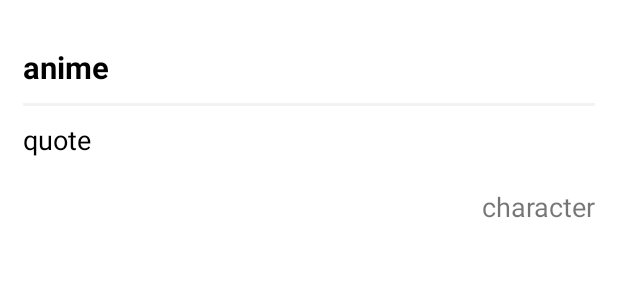
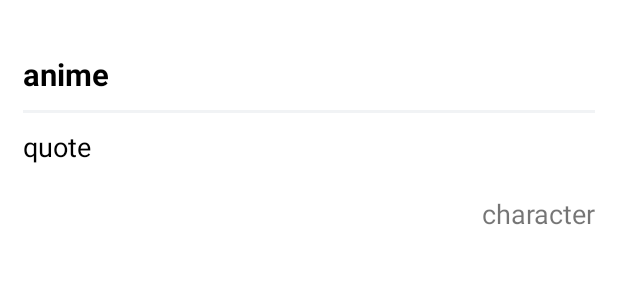
Before and after one commit to Artemis-CtrlAltDel/Aniquotia, an Android app: the layout card_quote_details.xml on its own in the app's theme, with its tools: preview values and no code run, on a phone screen of 412 x 824 dp. Shown: the top 300 px of the screen. Run offline under Robolectric (Android 15) with nearby library versions, the phone set to English and light mode, and no system bars.

Commit message:
tiny fixes

```diff
--- a/app/src/main/java/com/example/cmo/data/network/AnimeQuotesApiService.kt
+++ b/app/src/main/java/com/example/cmo/data/network/AnimeQuotesApiService.kt
@@ -27,12 +27,12 @@ interface AnimeQuotesApiService {
     @GET("random")
     fun getRandomQuote(): Observable<AnimeQuoteApiResponse>
 
-    @GET("quotes/character")
+    @GET("random/character")
     fun getRandomQuoteByCharacter(
         @Query("name") name: String
     ): Observable<AnimeQuoteApiResponse>
 
-    @GET("quotes/anime")
+    @GET("random/anime")
     fun getRandomQuoteByAnime(
         @Query("title") title: String
     ): Observable<AnimeQuoteApiResponse>
--- a/app/src/main/res/layout/card_quote_details.xml
+++ b/app/src/main/res/layout/card_quote_details.xml
@@ -1,64 +1,66 @@
 <?xml version="1.0" encoding="utf-8"?>
 <androidx.constraintlayout.widget.ConstraintLayout xmlns:android="http://schemas.android.com/apk/res/android"
+    xmlns:app="http://schemas.android.com/apk/res-auto"
     android:layout_width="match_parent"
-    android:layout_height="wrap_content"
-    xmlns:app="http://schemas.android.com/apk/res-auto">
+    android:layout_height="wrap_content">
 
     <androidx.cardview.widget.CardView
-        app:layout_constraintTop_toTopOf="parent"
         android:layout_width="match_parent"
         android:layout_height="wrap_content"
         android:layout_marginTop="15dp"
-        app:cardCornerRadius="@dimen/_5sdp"
+        app:cardBackgroundColor="?attr/colorOnContainer"
+        app:cardCornerRadius="@dimen/_8sdp"
         app:cardElevation="0dp"
-        app:cardBackgroundColor="?attr/colorOnContainer">
+        app:layout_constraintTop_toTopOf="parent">
 
         <LinearLayout
             android:layout_width="match_parent"
             android:layout_height="wrap_content"
             android:orientation="vertical"
-            android:padding="15dp">
+            android:paddingHorizontal="15dp"
+            android:paddingVertical="20dp">
+
             <TextView
                 android:id="@+id/anime"
                 android:layout_width="match_parent"
                 android:layout_height="wrap_content"
                 android:text="anime"
-                android:textStyle="bold"
+                android:textColor="?attr/colorOnSurface"
                 android:textSize="@dimen/_16sdp"
-                android:textColor="?attr/colorOnSurface"
-                />
+                android:textStyle="bold" />
 
             <Space
                 android:layout_width="match_parent"
-                android:layout_height="10dp"/>
+                android:layout_height="10dp" />
 
             <View
                 android:layout_width="match_parent"
                 android:layout_height="2dp"
-                android:background="?attr/colorContainer"/>
+                android:background="?attr/colorContainer" />
 
             <Space
                 android:layout_width="match_parent"
-                android:layout_height="10dp"/>
+                android:layout_height="10dp" />
+
             <TextView
                 android:id="@+id/quote"
                 android:layout_width="match_parent"
                 android:layout_height="wrap_content"
+                android:text="quote"
                 android:textColor="?attr/colorOnSurface"
-                android:text="quote"
-                android:textSize="@dimen/_14sdp"
-                />
+                android:textSize="@dimen/_14sdp" />
+
             <Space
                 android:layout_width="match_parent"
-                android:layout_height="20dp"/>
+                android:layout_height="20dp" />
+
             <TextView
                 android:id="@+id/character"
                 android:layout_width="match_parent"
                 android:layout_height="wrap_content"
-                android:textSize="@dimen/_14sdp"
+                android:gravity="end|center"
                 android:text="character"
-                android:gravity="end|center"
-                />
+                android:textSize="@dimen/_14sdp" />
         </LinearLayout>
 
     </androidx.cardview.widget.CardView>
--- a/app/src/main/res/values/colors.xml
+++ b/app/src/main/res/values/colors.xml
@@ -17,7 +17,7 @@
     <color name="c_card_light_background">#26A4B0BE</color>
     <color name="c_card_light_foreground">#FFFFFF</color>
 
-    <color name="c_card_night_background">#151515</color>
+    <color name="c_card_night_background">#171717</color>
     <color name="c_card_night_foreground">#101010</color>
 
 </resources>
```
